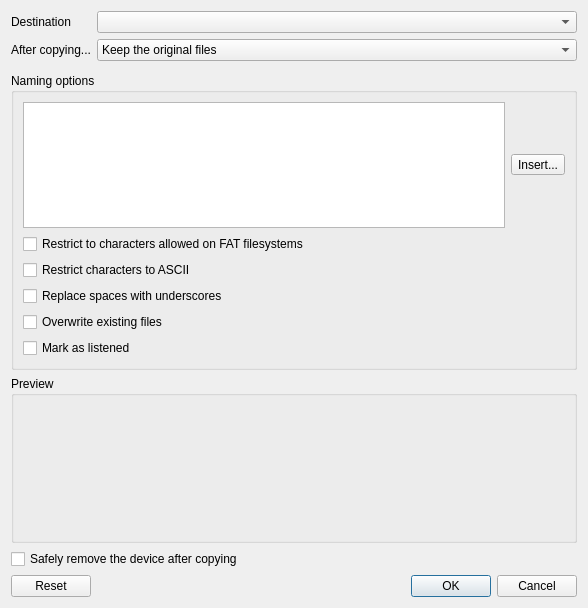
The window that src/organise/organisedialog.ui (strawberrymusicplayer/strawberry) describes before a commit, drawn with Qt 5.
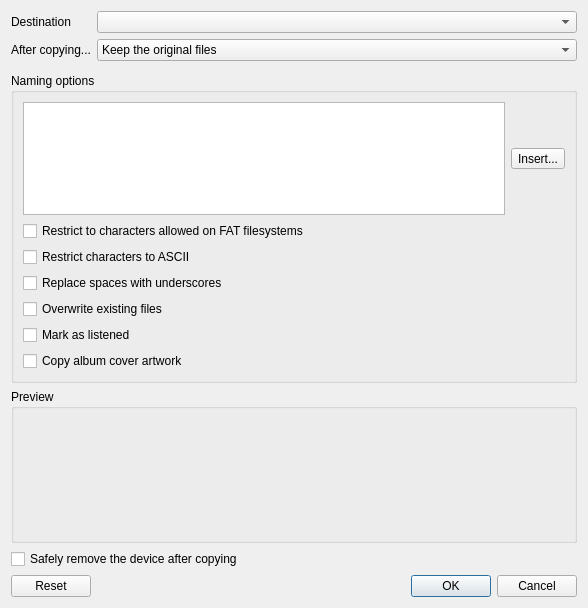
The same window after the commit. Icons and pictures are not drawn. Custom widgets are drawn as their Qt base class.

Commit message: Copy album covers to file system devices

The edit to the form file:
```diff
--- a/src/organise/organisedialog.ui
+++ b/src/organise/organisedialog.ui
@@ -126,6 +126,13 @@
         </property>
        </widget>
       </item>
+      <item>
+       <widget class="QCheckBox" name="albumcover">
+        <property name="text">
+         <string>Copy album cover artwork</string>
+        </property>
+       </widget>
+      </item>
      </layout>
     </widget>
    </item>
```
The commit also changes 12 other files.
